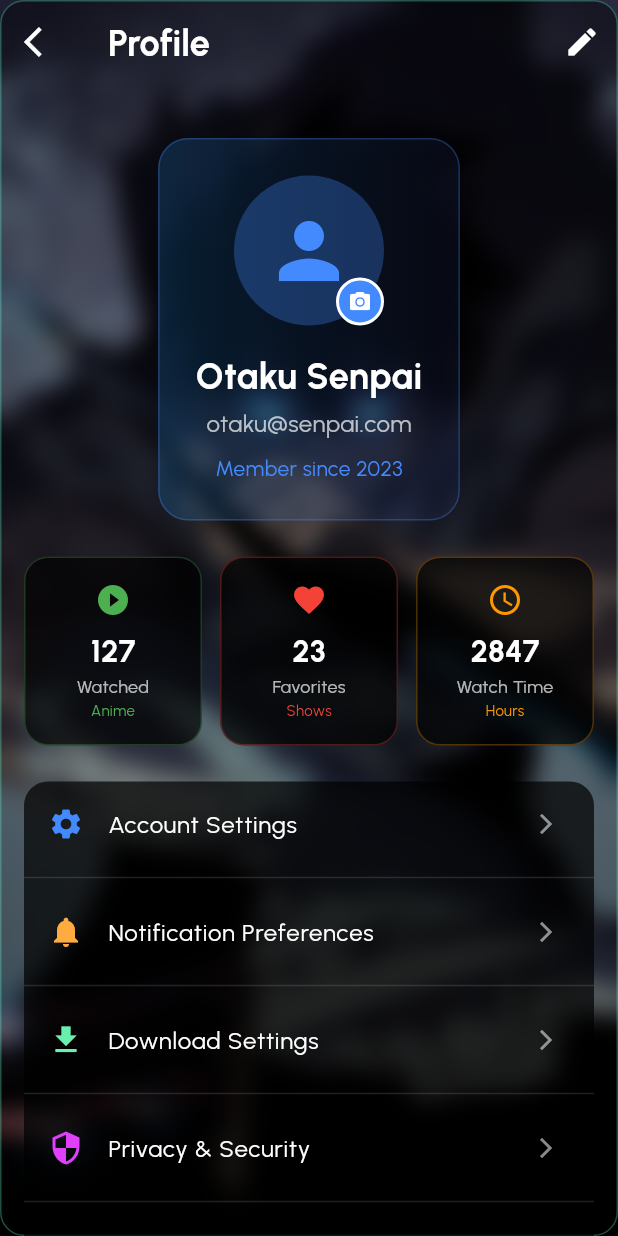
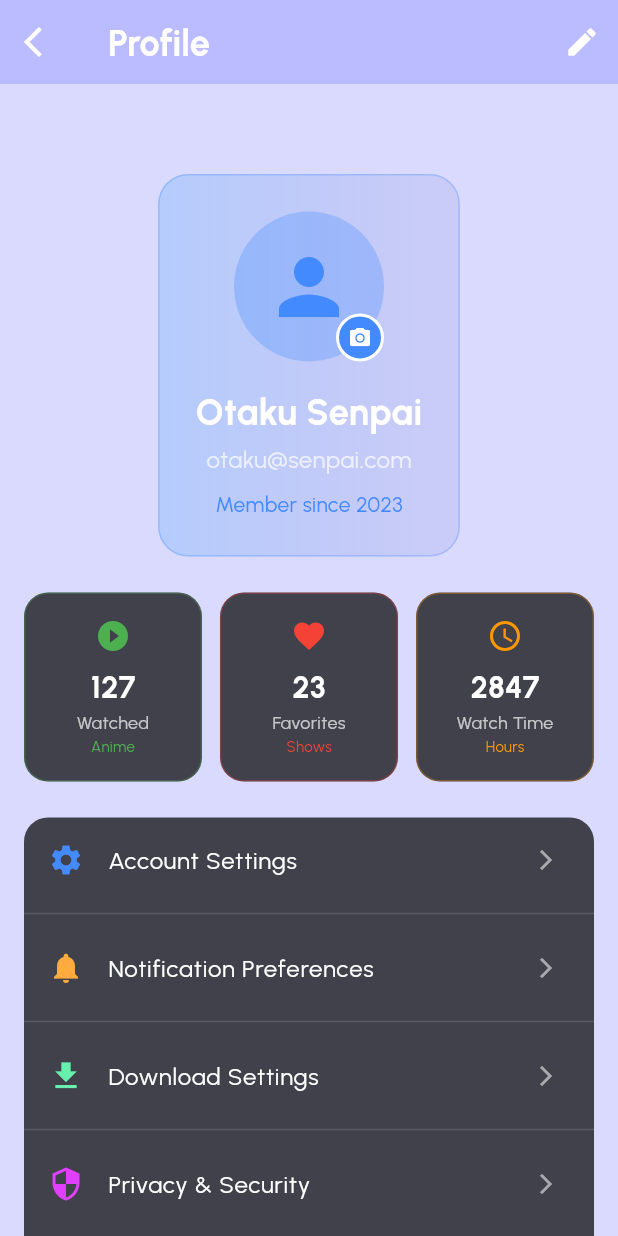
Before and after one commit to LDrago-zae/senpai_shows, a Flutter app: the SenpaiProfile screen opened directly, on a phone screen of 412 x 824 dp. Run offline on Flutter 3.47's test engine with Material 3 defaults, Android fonts, the phone set to English and light mode, and no system bars; our stand-ins replace cached_network_image, firebase_core, flutter_svg, font_awesome_flutter, google_fonts, shared_preferences and 2 more; accounts and stored records are empty; generated files the repository leaves out were written again.

Commit message:
Refactor: Improve UI consistency across screens
This commit refactors several screens to improve UI consistency:

- **Background Color:** Unified background color across Bookmarks, Downloads, Profile, Search, and Songs screens.
- **Image Height:** Increased image height in SenpaiHome for better visual balance.
- **Layout Adjustments:**
    - Added vertical spacing in SenpaiHome content.
    - Removed LightBlackGlassmorphicContainer from Bookmarks, Downloads, and Songs screens.
    - Adjusted padding in SenpaiProfile for better spacing, especially with the navigation bar.
- **AppBar Transparency:** Ensured AppBar background is consistent in SenpaiProfile.
- **Body Extension:** Enabled `extendBody` in SenpaiDownloads.

```diff
--- a/lib/screens/senpai_home.dart
+++ b/lib/screens/senpai_home.dart
@@ -686,7 +686,7 @@ class _RandomAnimeCardState extends State<RandomAnimeCard> with SingleTickerProv
                 id: widget.anime.id.toString(),
                 imageUrl: widget.anime.imageUrl,
                 width: double.infinity,
-                height: 250,
+                height: 300,
                 fit: BoxFit.cover,
                 color: Colors.black.withOpacity(0.5),
                 colorBlendMode: BlendMode.darken,
@@ -703,6 +703,7 @@ class _RandomAnimeCardState extends State<RandomAnimeCard> with SingleTickerProv
                 child: Column(
                   crossAxisAlignment: CrossAxisAlignment.start,
                   children: [
+                    SizedBox(height: 100),
                     // Title
                     Text(
                       widget.anime.title,
--- a/lib/screens/senpai_profile.dart
+++ b/lib/screens/senpai_profile.dart
@@ -31,10 +31,10 @@ class _SenpaiProfileState extends State<SenpaiProfile> {
   @override
   Widget build(BuildContext context) {
     return Scaffold(
-      backgroundColor: Colors.transparent,
+      backgroundColor: Color.fromARGB(38, 10, 10, 255),
       extendBodyBehindAppBar: true,
       appBar: AppBar(
-        backgroundColor: Colors.transparent,
+        backgroundColor: Color.fromARGB(38, 10, 10, 255),
         elevation: 0,
         title: Text(
           'Profile',
@@ -59,18 +59,17 @@ class _SenpaiProfileState extends State<SenpaiProfile> {
       ),
       body: Stack(
         children: [
-          const LightBlackGlassmorphicContainer(
-            blurStrength: 8.0,
-            borderRadius: 16.0,
-            padding: EdgeInsets.all(16.0),
-            child: SizedBox.expand(),
+          SizedBox.expand(),
+          SingleChildScrollView(
+            padding: const EdgeInsets.only(
+              left: 16.0,
+              right: 16.0,
+              top: 16.0,
+              bottom: 100.0, // Add bottom padding for navigation bar
             ),
-          SafeArea(
-            child: SingleChildScrollView(
-              padding: const EdgeInsets.all(16.0),
             child: Column(
               children: [
-                  const SizedBox(height: 20),
+                const SizedBox(height: 100),
                 _buildProfileHeader(),
                 const SizedBox(height: 24),
                 _buildStatsCards(),
@@ -79,7 +78,6 @@ class _SenpaiProfileState extends State<SenpaiProfile> {
                 const SizedBox(height: 24),
                 _buildActionButtons(),
               ],
-              ),
             ),
           ),
         ],
--- a/lib/screens/senpai_search.dart
+++ b/lib/screens/senpai_search.dart
@@ -144,7 +144,7 @@ class _SearchScreenState extends State<SenpaiSearch>
   Widget build(BuildContext context) {
     super.build(context);
     return Container(
-      color: Colors.grey[900],
+      color: Color.fromARGB(38, 10, 10, 255),
       child: SafeArea(
         top: true,
         bottom: false,
```
Also changed, not shown: lib/screens/senpai_bookmarks.dart (+2 -7 lines), lib/screens/senpai_downloads.dart (+3 -7 lines), lib/screens/senpai_songs.dart (+2 -7 lines). Lines whose indentation alone changed are shown as unchanged.
